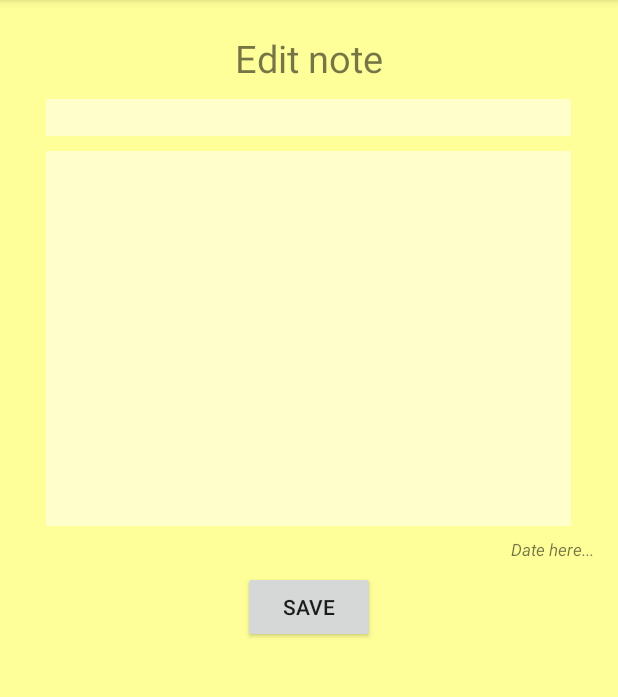
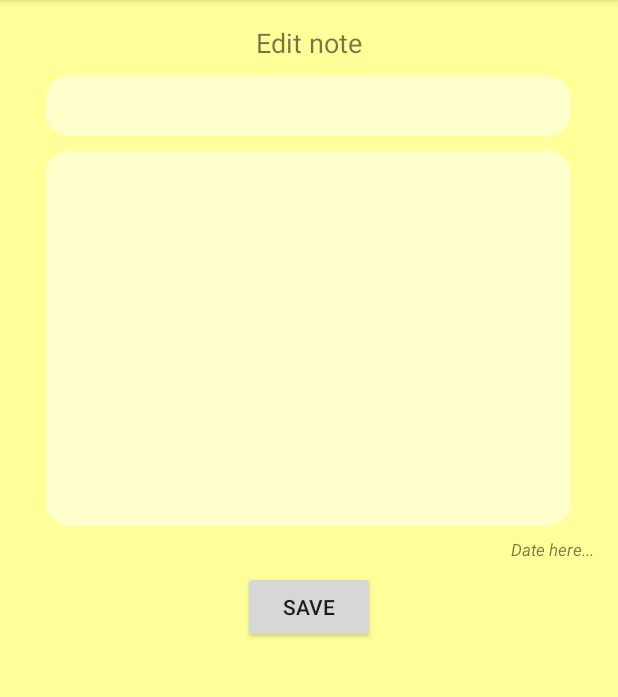
Before and after one commit to overclocker21/MyPowerNotes, an Android app: the NoteDetailActivity screen opened directly, with no data from a screen before it, after a tap on "Edit", on a phone screen of 412 x 824 dp, the part 84-781 px from its top. Run offline under Robolectric (Android 15) with nearby library versions, the phone set to English and light mode, and no system bars; 2 statements that could not run were skipped.

Commit message:
Experimenting with interface

```diff
--- /dev/null
+++ b/app/src/main/res/drawable/rounded_edittext.xml
@@ -0,0 +1,11 @@
+<?xml version="1.0" encoding="utf-8"?><!--  res/drawable/rounded_edittext.xml -->
+<shape xmlns:android="http://schemas.android.com/apk/res/android"
+    android:padding="10dp"
+    android:shape="rectangle">
+    <solid android:color="#FFFFCC" />
+    <corners
+        android:bottomLeftRadius="15dp"
+        android:bottomRightRadius="15dp"
+        android:topLeftRadius="15dp"
+        android:topRightRadius="15dp" />
+</shape>
--- a/app/src/main/res/layout/activity_login.xml
+++ b/app/src/main/res/layout/activity_login.xml
@@ -19,6 +19,7 @@
         android:layout_alignParentStart="true" />
 
     <EditText
+
         android:layout_width="fill_parent"
         android:layout_height="wrap_content"
         android:id="@+id/usernameMain"
--- a/app/src/main/res/layout/activity_new_note.xml
+++ b/app/src/main/res/layout/activity_new_note.xml
@@ -16,28 +16,29 @@
         android:layout_height="wrap_content"
         android:layout_alignParentTop="true"
         android:layout_centerHorizontal="true"
-        android:layout_marginTop="5dp"
         android:text="Create new note"
-        android:textSize="25sp" />
+        android:textSize="18sp" />
 
     <EditText
+        android:padding="10dp"
         android:id="@+id/titleEditText"
         android:layout_width="350dp"
-        android:layout_height="wrap_content"
+        android:layout_height="40dp"
         android:layout_below="@+id/textView1"
         android:layout_centerHorizontal="true"
         android:layout_marginTop="10dp"
-        android:background="#ffffff"
+        android:background="@drawable/rounded_edittext"
         android:hint="Enter title" />
 
     <EditText
+        android:padding="10dp"
         android:id="@+id/noteEditText"
         android:layout_width="350dp"
         android:layout_height="300dp"
         android:layout_below="@+id/titleEditText"
         android:layout_centerHorizontal="true"
         android:layout_marginTop="10dp"
-        android:background="#ffffff"
+        android:background="@drawable/rounded_edittext"
         android:gravity="start"
         android:hint="Enter notes" />
 
--- a/app/src/main/res/layout/activity_note_detail.xml
+++ b/app/src/main/res/layout/activity_note_detail.xml
@@ -16,30 +16,30 @@
         android:layout_height="wrap_content"
         android:layout_alignParentTop="true"
         android:layout_centerHorizontal="true"
-        android:layout_marginTop="5dp"
-        android:visibility="invisible"
+
+        android:visibility="visible"
         android:text="Edit note"
-        android:textSize="25sp" />
+        android:textSize="18sp" />
 
     <EditText
+        android:padding="10dp"
         android:id="@+id/titleEditText"
-        android:backgroundTint="#FFFFCC"
         android:layout_width="350dp"
-        android:layout_height="wrap_content"
+        android:layout_height="40dp"
         android:layout_below="@+id/editHint"
         android:layout_centerHorizontal="true"
         android:layout_marginTop="10dp"
-        android:background="#ffffff" />
+        android:background="@drawable/rounded_edittext" />
 
     <EditText
-        android:backgroundTint="#FFFFCC"
+        android:padding="10dp"
         android:id="@+id/noteEditText"
         android:layout_width="350dp"
         android:layout_height="250dp"
         android:layout_below="@+id/titleEditText"
         android:layout_centerHorizontal="true"
         android:layout_marginTop="10dp"
-        android:background="#ffffff"
+        android:background="@drawable/rounded_edittext"
         android:gravity="start"/>
 
     <TextView
--- a/app/src/main/res/values/styles.xml
+++ b/app/src/main/res/values/styles.xml
@@ -6,6 +6,7 @@
         <item name="colorPrimary">@color/colorPrimary</item>
         <item name="colorPrimaryDark">@color/colorPrimaryDark</item>
         <item name="colorAccent">@color/colorAccent</item>
+        <item name="colorControlNormal">#000000</item>
     </style>
 
 </resources>
```
